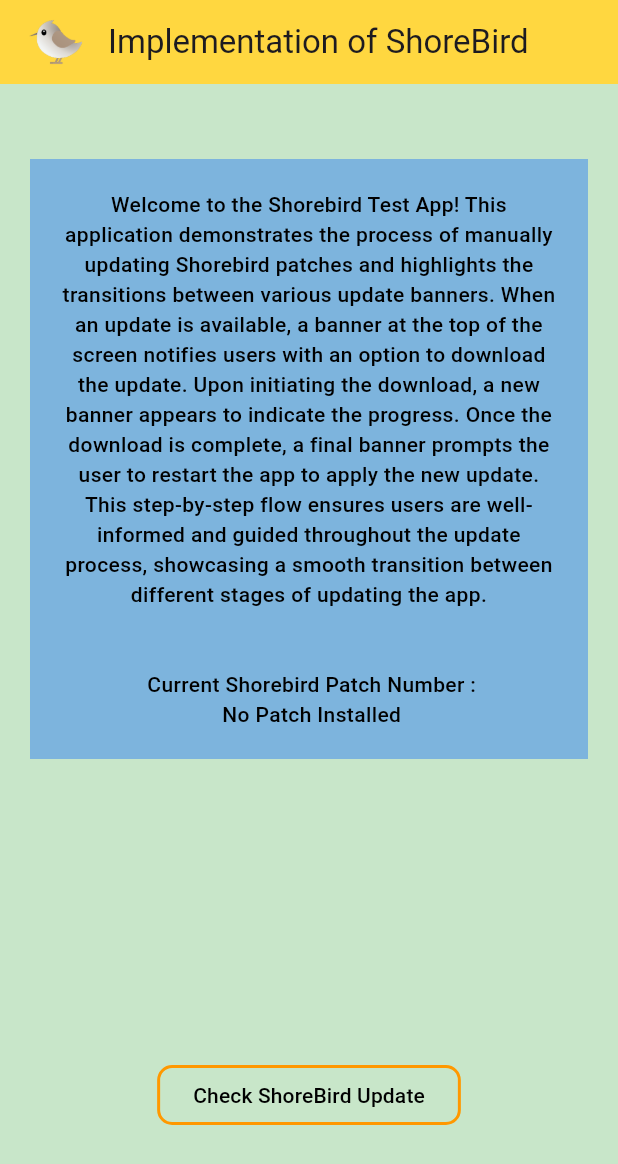
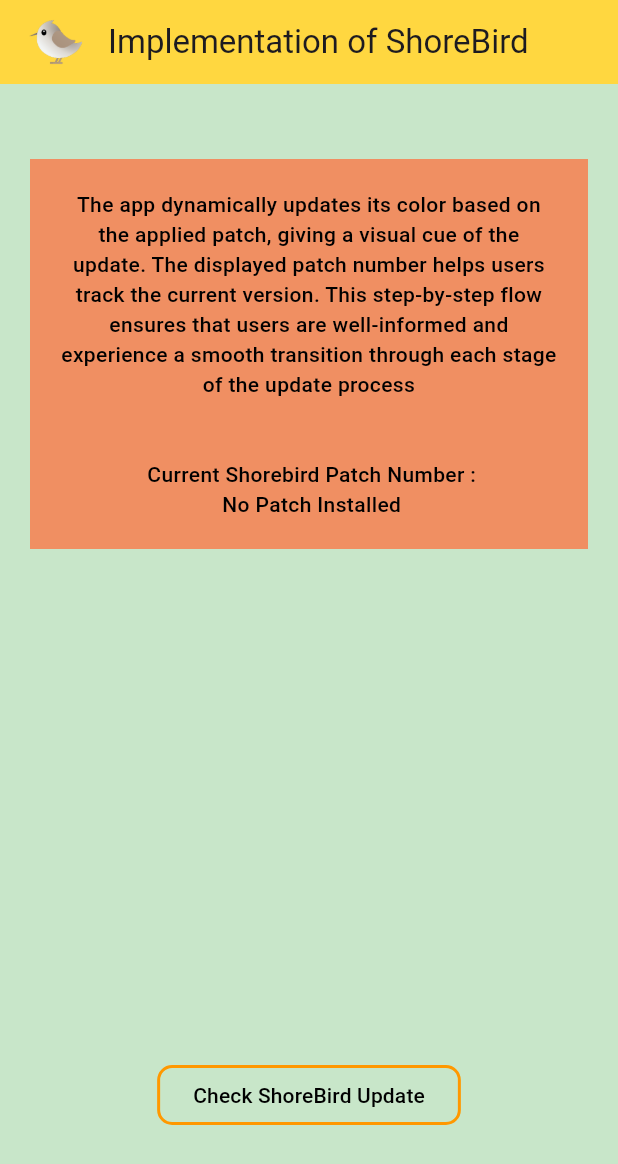
Before and after one commit to SagarAdkhale/shorebird-flutter, a Flutter app: the screen it shows after launch, on a phone screen of 412 x 824 dp. Shown: the top 1164 px of the screen. Run offline on Flutter 3.47's test engine with Material 3 defaults, Android fonts, the light colour scheme and no system bars; missing offline and left inert: restart_app, shorebird_code_push.

```diff
--- a/lib/home_screen.dart
+++ b/lib/home_screen.dart
@@ -11,7 +11,7 @@
 class _HomeScreenState extends State<HomeScreen> {
   late ShoreBirdUtility shoreBirdUtility;
   String description =
-      "Welcome to the Shorebird Test App! This application demonstrates the process of manually updating Shorebird patches and highlights the transitions between various update banners. When an update is available, a banner at the top of the screen notifies users with an option to download the update. Upon initiating the download, a new banner appears to indicate the progress. Once the download is complete, a final banner prompts the user to restart the app to apply the new update. This step-by-step flow ensures users are well-informed and guided throughout the update process, showcasing a smooth transition between different stages of updating the app.";
+      "The app dynamically updates its color based on the applied patch, giving a visual cue of the update. The displayed patch number helps users track the current version. This step-by-step flow ensures that users are well-informed and experience a smooth transition through each stage of the update process ";
   bool shoreBirdAvablity = false;
   int? shoreBirdPatchVersion;
 
@@ -52,7 +52,8 @@
             children: [
               Container(
                 width: double.infinity,
-                color: const Color.fromARGB(255, 125, 180, 221),
+                color: Color.fromRGBO(240, 143, 98,
+                    1), //const Color.fromARGB(255, 125, 180, 221),
                 padding: const EdgeInsets.all(20),
                 child: Center(
                   child: Text(
```
Also changed, not shown: 1 other file.
